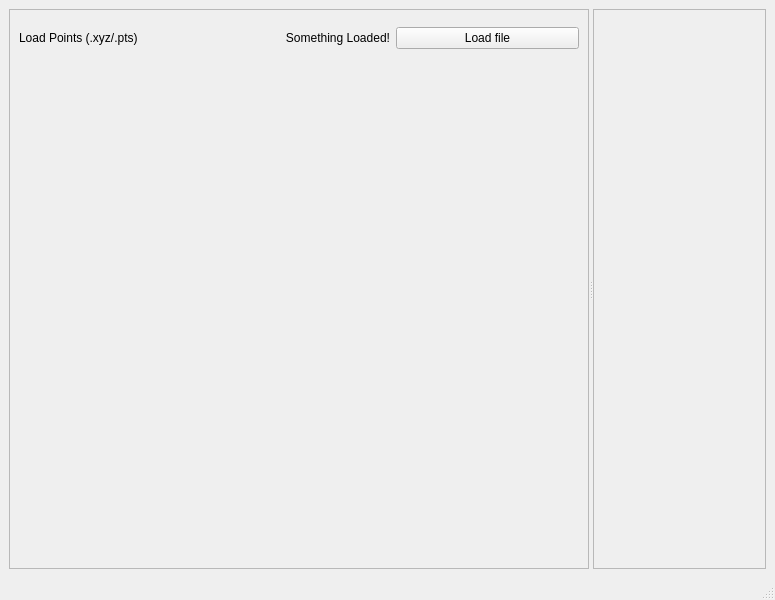
WOKNz/SurfaceModelsHW2, file glyph_view.ui: the form before one commit.
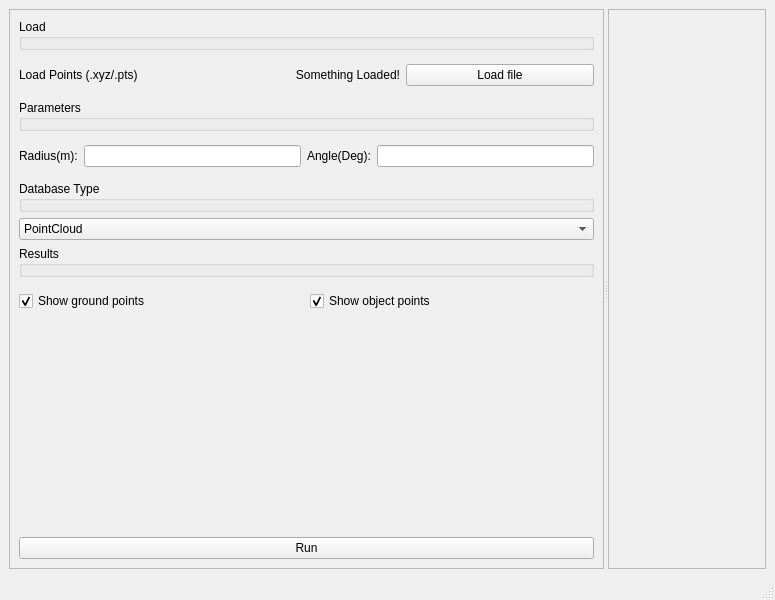
The form after the commit.

What changed in the file:
```diff
--- a/glyph_view.ui
+++ b/glyph_view.ui
@@ -33,6 +33,16 @@
                                 <enum>QFrame::Raised</enum>
                             </property>
                             <layout class="QVBoxLayout" name="verticalLayout">
+                                <item>
+                                    <widget class="QGroupBox" name="groupBox_2">
+                                        <property name="title">
+                                            <string>Load</string>
+                                        </property>
+                                        <property name="flat">
+                                            <bool>true</bool>
+                                        </property>
+                                    </widget>
+                                </item>
                                 <item>
                                     <layout class="QHBoxLayout" name="frame_load">
                                         <property name="leftMargin">
@@ -82,6 +92,130 @@
                                         </item>
                                     </layout>
                                 </item>
+                                <item>
+                                    <widget class="QGroupBox" name="groupBox">
+                                        <property name="sizeIncrement">
+                                            <size>
+                                                <width>0</width>
+                                                <height>0</height>
+                                            </size>
+                                        </property>
+                                        <property name="title">
+                                            <string>Parameters</string>
+                                        </property>
+                                        <property name="flat">
+                                            <bool>true</bool>
+                                        </property>
+                                    </widget>
+                                </item>
+                                <item>
+                                    <layout class="QHBoxLayout" name="frame_parameters">
+                                        <property name="leftMargin">
+                                            <number>0</number>
+                                        </property>
+                                        <property name="topMargin">
+                                            <number>8</number>
+                                        </property>
+                                        <property name="rightMargin">
+                                            <number>0</number>
+                                        </property>
+                                        <property name="bottomMargin">
+                                            <number>8</number>
+                                        </property>
+                                        <item>
+                                            <widget class="QLabel" name="label_radius">
+                                                <property name="text">
+                                                    <string>Radius(m):</string>
+                                                </property>
+                                            </widget>
+                                        </item>
+                                        <item>
+                                            <widget class="QLineEdit" name="line_radius"/>
+                                        </item>
+                                        <item>
+                                            <widget class="QLabel" name="label_angle">
+                                                <property name="text">
+                                                    <string>Angle(Deg):</string>
+                                                </property>
+                                            </widget>
+                                        </item>
+                                        <item>
+                                            <widget class="QLineEdit" name="line_angle"/>
+                                        </item>
+                                    </layout>
+                                </item>
+                                <item>
+                                    <widget class="QGroupBox" name="groupBox_3">
+                                        <property name="title">
+                                            <string>Database Type</string>
+                                        </property>
+                                        <property name="flat">
+                                            <bool>true</bool>
+                                        </property>
+                                    </widget>
+                                </item>
+                                <item>
+                                    <widget class="QComboBox" name="combo_type">
+                                        <item>
+                                            <property name="text">
+                                                <string>PointCloud</string>
+                                            </property>
+                                        </item>
+                                        <item>
+                                            <property name="text">
+                                                <string>EqualCells</string>
+                                            </property>
+                                        </item>
+                                        <item>
+                                            <property name="text">
+                                                <string>K-d tree</string>
+                                            </property>
+                                        </item>
+                                    </widget>
+                                </item>
+                                <item>
+                                    <widget class="QGroupBox" name="groupBox_4">
+                                        <property name="title">
+                                            <string>Results</string>
+                                        </property>
+                                        <property name="flat">
+                                            <bool>true</bool>
+                                        </property>
+                                    </widget>
+                                </item>
+                                <item>
+                                    <layout class="QHBoxLayout" name="horizontalLayout_2">
+                                        <property name="topMargin">
+                                            <number>8</number>
+                                        </property>
+                                        <property name="bottomMargin">
+                                            <number>8</number>
+                                        </property>
+                                        <item>
+                                            <widget class="QCheckBox" name="check_ground">
+                                                <property name="text">
+                                                    <string>Show ground points</string>
+                                                </property>
+                                                <property name="checked">
+                                                    <bool>true</bool>
+                                                </property>
+                                                <property name="tristate">
+                                                    <bool>false</bool>
+                                                </property>
+                                            </widget>
+                                        </item>
+                                        <item>
+                                            <widget class="QCheckBox" name="check_surface">
+                                                <property name="text">
+                                                    <string>Show object points</string>
+                                                </property>
+                                                <property name="checked">
+                                                    <bool>true</bool>
+                                                </property>
+                                            </widget>
+                                        </item>
+                                    </layout>
+                                </item>
                                 <item>
                                     <spacer name="verticalSpacer">
                                         <property name="orientation">
@@ -95,6 +229,13 @@
                                         </property>
                                     </spacer>
                                 </item>
+                                <item>
+                                    <widget class="QPushButton" name="button_run">
+                                        <property name="text">
+                                            <string>Run</string>
+                                        </property>
+                                    </widget>
+                                </item>
                             </layout>
                         </widget>
                         <widget class="QFrame" name="vtk_panel">
```
